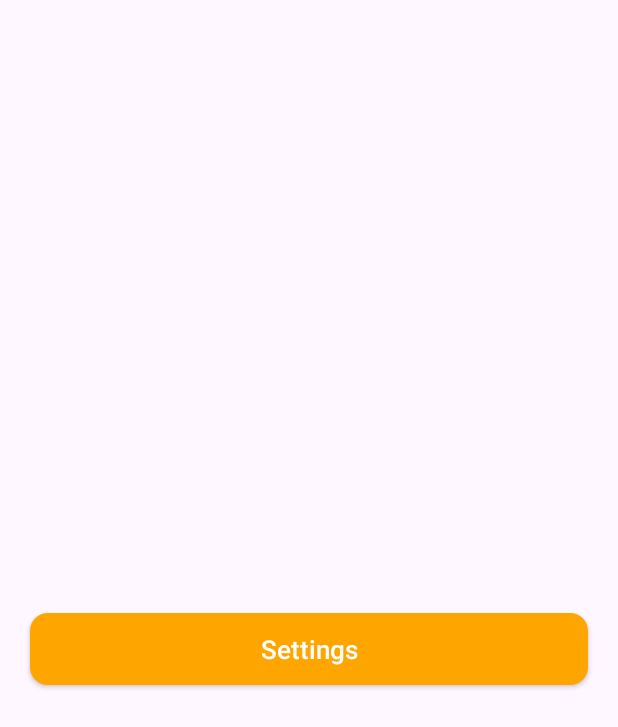
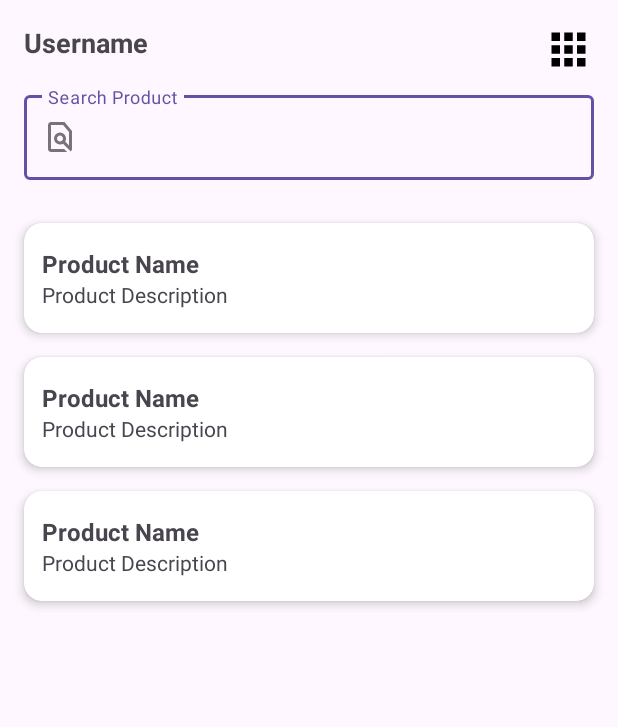
Before and after one commit to danielaquaries20/My-App, an Android app: the layout activity_home_tour.xml on its own in the app's theme, with its tools: preview values and no code run, on a phone screen of 412 x 824 dp. Shown: the top 727 px of the screen. Run offline under Robolectric (Android 15) with nearby library versions, the phone set to English and light mode, and no system bars.

Commit message:
Update Friend App - Ch 7 - Result

```diff
--- a/app/src/main/java/com/daniel/myapp/di_dependency_injection/modul/RepoModule.kt
+++ b/app/src/main/java/com/daniel/myapp/di_dependency_injection/modul/RepoModule.kt
@@ -2,6 +2,8 @@ package com.daniel.myapp.di_dependency_injection.modul
 
 import com.daniel.myapp.app_friend.database.repo.friend.FriendRepository
 import com.daniel.myapp.app_friend.database.repo.friend.FriendRepositoryImpl
+import com.daniel.myapp.app_tour.repo.DataProductRepository
+import com.daniel.myapp.app_tour.repo.DataProductRepositoryImpl
 import dagger.Binds
 import dagger.Module
 import dagger.hilt.InstallIn
@@ -15,4 +17,8 @@ abstract class RepoModule {
     @Singleton
     @Binds
     abstract fun bindFriendRepository(implFriendRepository: FriendRepositoryImpl): FriendRepository
+
+    @Singleton
+    @Binds
+    abstract fun bindDataProductRepository(implDataProductRepository: DataProductRepositoryImpl): DataProductRepository
 }
--- /dev/null
+++ b/app/src/main/res/drawable/baseline_settings.xml
@@ -0,0 +1,5 @@
+<vector xmlns:android="http://schemas.android.com/apk/res/android" android:height="24dp" android:tint="#000000" android:viewportHeight="24" android:viewportWidth="24" android:width="24dp">
+
+    <path android:fillColor="@android:color/white" android:pathData="M4,8h4L8,4L4,4v4zM10,20h4v-4h-4v4zM4,20h4v-4L4,16v4zM4,14h4v-4L4,10v4zM10,14h4v-4h-4v4zM16,4v4h4L20,4h-4zM10,8h4L14,4h-4v4zM16,14h4v-4h-4v4zM16,20h4v-4h-4v4z"/>
+
+</vector>
--- /dev/null
+++ b/app/src/main/res/drawable/icon_search.xml
@@ -0,0 +1,5 @@
+<vector xmlns:android="http://schemas.android.com/apk/res/android" android:height="24dp" android:tint="#000000" android:viewportHeight="960" android:viewportWidth="960" android:width="24dp">
+
+    <path android:fillColor="@android:color/white" android:pathData="M590,800L670,880L240,880Q207,880 183.5,856.5Q160,833 160,800L160,160Q160,127 183.5,103.5Q207,80 240,80L600,80L800,320L800,800Q800,820 791.5,836.5Q783,853 768,864L560,658Q543,669 523,674.5Q503,680 480,680Q414,680 367,633Q320,586 320,520Q320,454 367,407Q414,360 480,360Q546,360 593,407Q640,454 640,520Q640,543 634.5,563Q629,583 618,600L720,704L720,348L562,160L240,160Q240,160 240,160Q240,160 240,160L240,800Q240,800 240,800Q240,800 240,800L590,800ZM480,600Q513,600 536.5,576.5Q560,553 560,520Q560,487 536.5,463.5Q513,440 480,440Q447,440 423.5,463.5Q400,487 400,520Q400,553 423.5,576.5Q447,600 480,600ZM480,520L480,520Q480,520 480,520Q480,520 480,520Q480,520 480,520Q480,520 480,520Q480,520 480,520Q480,520 480,520Q480,520 480,520Q480,520 480,520Q480,520 480,520Q480,520 480,520L480,520Q480,520 480,520Q480,520 480,520ZM480,520L480,520Q480,520 480,520Q480,520 480,520L480,520Q480,520 480,520Q480,520 480,520L480,520L480,520L480,520L480,520Q480,520 480,520Q480,520 480,520Q480,520 480,520Q480,520 480,520Q480,520 480,520Q480,520 480,520Q480,520 480,520Q480,520 480,520Q480,520 480,520Q480,520 480,520L480,520Q480,520 480,520Q480,520 480,520Z"/>
+
+</vector>
--- a/app/src/main/res/layout/activity_home_tour.xml
+++ b/app/src/main/res/layout/activity_home_tour.xml
@@ -1,35 +1,104 @@
 <?xml version="1.0" encoding="utf-8"?>
 
-<layout>
+<layout xmlns:tools="http://schemas.android.com/tools"
+    xmlns:android="http://schemas.android.com/apk/res/android"
+    xmlns:app="http://schemas.android.com/apk/res-auto">
 
-    <LinearLayout xmlns:android="http://schemas.android.com/apk/res/android"
-        xmlns:app="http://schemas.android.com/apk/res-auto"
-        xmlns:tools="http://schemas.android.com/tools"
+    <data>
+
+        <variable
+            name="activity"
+            type="com.daniel.myapp.app_tour.ui.home.HomeTourActivity" />
+    </data>
+
+    <androidx.coordinatorlayout.widget.CoordinatorLayout
         android:id="@+id/main"
         android:layout_width="match_parent"
         android:layout_height="match_parent"
-        android:gravity="center"
-        android:orientation="vertical"
         tools:context=".app_tour.ui.home.HomeTourActivity">
 
-        <TextView
-            android:id="@+id/tv_detail"
-            android:layout_width="wrap_content"
-            android:layout_height="wrap_content"
-            android:layout_marginBottom="10dp" />
+        <com.google.android.material.appbar.AppBarLayout
+            android:layout_width="match_parent"
+            android:layout_height="wrap_content">
 
-        <androidx.appcompat.widget.AppCompatButton
-            android:id="@+id/btn_settings"
+            <com.google.android.material.appbar.CollapsingToolbarLayout
+                android:layout_width="match_parent"
+                android:layout_height="wrap_content"
+                app:layout_scrollFlags="scroll|exitUntilCollapsed">
+
+                <androidx.constraintlayout.widget.ConstraintLayout
+                    android:layout_width="match_parent"
+                    android:layout_height="wrap_content">
+
+                    <TextView
+                        android:id="@+id/tv_detail"
+                        android:layout_width="0dp"
+                        android:layout_height="wrap_content"
+                        android:layout_margin="16dp"
+                        android:maxLines="2"
+                        android:text="Username"
+                        android:textSize="18sp"
+                        android:textStyle="bold"
+                        app:layout_constraintEnd_toStartOf="@id/btn_settings"
+                        app:layout_constraintStart_toStartOf="parent"
+                        app:layout_constraintTop_toTopOf="parent" />
+
+                    <ImageView
+                        android:id="@+id/btn_settings"
+                        android:layout_width="34dp"
+                        android:layout_height="34dp"
+                        android:layout_alignParentEnd="true"
+                        android:layout_centerVertical="true"
+                        android:layout_margin="16dp"
+                        android:foreground="?selectableItemBackground"
+                        android:src="@drawable/baseline_settings"
+                        app:layout_constraintEnd_toEndOf="parent"
+                        app:layout_constraintTop_toTopOf="parent" />
+
+                    <com.google.android.material.textfield.TextInputLayout
+                        android:id="@+id/et_search"
+                        style="@style/Widget.MaterialComponents.TextInputLayout.OutlinedBox"
+                        android:layout_width="match_parent"
+                        android:layout_height="wrap_content"
+                        android:layout_marginHorizontal="16dp"
+                        android:layout_marginTop="8dp"
+                        android:hint="Search Product"
+                        app:errorEnabled="true"
+                        app:layout_constraintBottom_toBottomOf="parent"
+                        app:layout_constraintTop_toBottomOf="@id/btn_settings"
+                        app:startIconDrawable="@drawable/icon_search">
+
+                        <com.google.android.material.textfield.TextInputEditText
+                            android:layout_width="match_parent"
+                            android:layout_height="wrap_content"
+                            android:inputType="textEmailAddress"
+                            android:text="@={activity.inputKeyword}"
+                            android:textColor="@color/black"
+                            tools:text="" />
+
+                    </com.google.android.material.textfield.TextInputLayout>
+
+                </androidx.constraintlayout.widget.ConstraintLayout>
+
+            </com.google.android.material.appbar.CollapsingToolbarLayout>
+
+        </com.google.android.material.appbar.AppBarLayout>
+
+        <FrameLayout
             android:layout_width="match_parent"
-            android:layout_height="wrap_content"
-            android:layout_marginHorizontal="@dimen/dp20"
-            android:layout_marginTop="@dimen/dp12"
-            android:background="@drawable/bg_btn_orange"
-            android:text="Settings"
-            android:textAllCaps="false"
-            android:textColor="@color/white"
-            android:textSize="17sp" />
+            android:layout_height="match_parent"
+            app:layout_behavior="com.google.android.material.appbar.AppBarLayout$ScrollingViewBehavior">
 
+            <androidx.recyclerview.widget.RecyclerView
+                android:id="@+id/rv_show_data"
+                android:layout_width="match_parent"
+                android:layout_height="wrap_content"
+                android:clipToPadding="false"
+                app:layoutManager="androidx.recyclerview.widget.LinearLayoutManager"
+                tools:listitem="@layout/item_product" />
 
-    </LinearLayout>
+        </FrameLayout>
+
+    </androidx.coordinatorlayout.widget.CoordinatorLayout>
+
 </layout>
--- a/app/src/main/res/layout/activity_settings.xml
+++ b/app/src/main/res/layout/activity_settings.xml
@@ -9,19 +9,20 @@
         android:layout_width="match_parent"
         android:layout_height="match_parent"
         android:orientation="vertical"
-        android:padding="20dp"
         tools:context=".app_tour.ui.settings.SettingsActivity">
 
         <com.google.android.material.switchmaterial.SwitchMaterial
             android:id="@+id/sw_biometric"
             android:layout_width="match_parent"
             android:layout_height="wrap_content"
+            android:layout_marginHorizontal="@dimen/dp20"
             android:text="Enable Biometric Login" />
 
         <Button
             android:id="@+id/btn_logout"
             android:layout_width="match_parent"
             android:layout_height="wrap_content"
+            android:layout_marginHorizontal="@dimen/dp20"
             android:layout_marginTop="12dp"
             android:text="Logout" />
 
--- /dev/null
+++ b/app/src/main/res/layout/item_product.xml
@@ -0,0 +1,71 @@
+<?xml version="1.0" encoding="utf-8"?>
+
+<layout xmlns:tools="http://schemas.android.com/tools">
+
+    <data>
+
+        <variable
+            name="data"
+            type="com.daniel.myapp.app_tour.model.DataProduct" />
+    </data>
+
+    <androidx.cardview.widget.CardView xmlns:android="http://schemas.android.com/apk/res/android"
+        xmlns:app="http://schemas.android.com/apk/res-auto"
+        android:layout_width="match_parent"
+        android:layout_height="wrap_content"
+        android:layout_marginHorizontal="16dp"
+        android:layout_marginVertical="8dp"
+        android:foreground="?selectableItemBackground"
+        app:cardCornerRadius="@dimen/dp12"
+        app:cardElevation="4dp">
+
+        <androidx.constraintlayout.widget.ConstraintLayout
+            android:layout_width="match_parent"
+            android:layout_height="wrap_content">
+
+            <ImageView
+                android:id="@+id/iv_pp"
+                android:layout_width="@dimen/dp100"
+                android:layout_height="@dimen/dp100"
+                android:src="@drawable/img_friend"
+                android:visibility="gone"
+                app:layout_constraintBottom_toBottomOf="parent"
+                app:layout_constraintStart_toStartOf="parent"
+                app:layout_constraintTop_toTopOf="parent" />
+
+            <TextView
+                android:id="@+id/tv_name"
+                android:layout_width="0dp"
+                android:layout_height="wrap_content"
+                android:layout_marginStart="@dimen/dp12"
+                android:layout_marginTop="16dp"
+                android:maxLines="1"
+                android:text='@{data.id + " | " + data.title}'
+                android:textSize="16sp"
+                android:textStyle="bold"
+                app:layout_constraintEnd_toEndOf="parent"
+                app:layout_constraintStart_toStartOf="parent"
+                app:layout_constraintTop_toTopOf="parent"
+                tools:text="Product Name" />
+
+            <TextView
+                android:id="@+id/tv_description"
+                android:layout_width="0sp"
+                android:layout_height="wrap_content"
+                android:layout_marginStart="@dimen/dp12"
+                android:layout_marginBottom="16dp"
+                android:ellipsize="end"
+                android:maxLines="4"
+                android:text='@{data.description}'
+                android:textSize="14sp"
+                app:layout_constraintBottom_toBottomOf="parent"
+                app:layout_constraintEnd_toEndOf="parent"
+                app:layout_constraintStart_toStartOf="parent"
+                app:layout_constraintTop_toBottomOf="@id/tv_name"
+                tools:text="Product Description" />
+
+        </androidx.constraintlayout.widget.ConstraintLayout>
+
+    </androidx.cardview.widget.CardView>
+
+</layout>
```
Also changed, not shown: app/src/main/java/com/daniel/myapp/app_tour/api/ApiService.kt (+8 -0 lines), app/src/main/java/com/daniel/myapp/app_tour/api/response/ProductResponse.kt (added, +10 -0 lines), app/src/main/java/com/daniel/myapp/app_tour/model/DataProduct.kt (added, +14 -0 lines), app/src/main/java/com/daniel/myapp/app_tour/repo/DataProductRepository.kt (added, +10 -0 lines), app/src/main/java/com/daniel/myapp/app_tour/repo/DataProductRepositoryImpl.kt (added, +30 -0 lines), app/src/main/java/com/daniel/myapp/app_tour/ui/home/HomeTourActivity.kt (+43 -6 lines), app/src/main/java/com/daniel/myapp/app_tour/ui/home/HomeViewModel.kt (added, +27 -0 lines).
